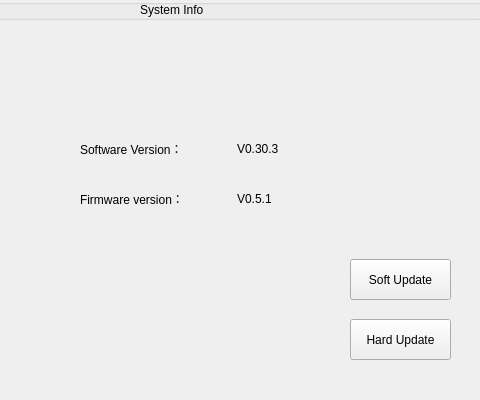
Above: setwindow.ui from SnakStar/QT-200 before the change; both pictures show x 320 to 800 and y 0 to 400 of the 800 by 400 pixel window. Below: the same form after it.
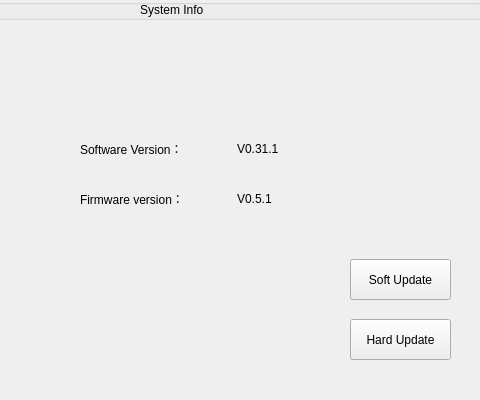
That is the form after the change. The open tabs and pages were chosen to show the change. Icons and pictures are not drawn.

Patch:
```diff
--- a/setwindow.ui
+++ b/setwindow.ui
@@ -725,7 +725,7 @@
       </rect>
      </property>
      <property name="text">
-      <string>V0.30.3</string>
+      <string>V0.31.1</string>
      </property>
     </widget>
     <widget class="QLabel" name="lbHardNum">
```
Left out of the diff: 2 changed lines with no effect on the pictures.
